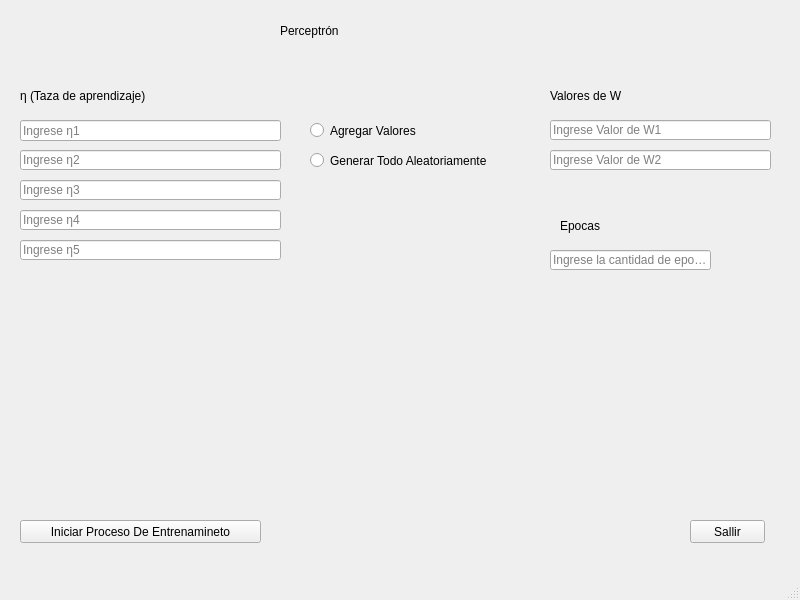
Fercas22/Act1-C3, file Perceptron/view/mainView.ui: the form before one commit.
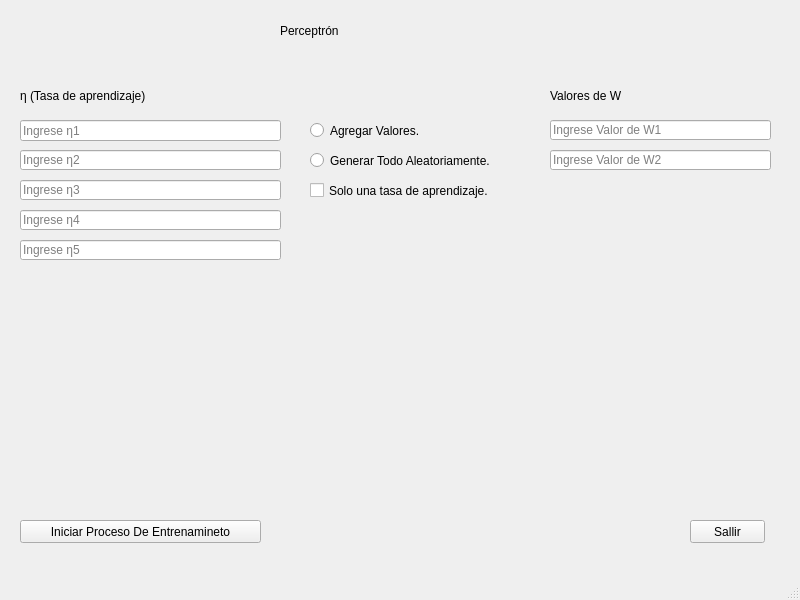
The form after the commit.

The edit to the form file:
```diff
--- a/Perceptron/view/mainView.ui
+++ b/Perceptron/view/mainView.ui
@@ -46,7 +46,7 @@
      <string notr="true">font: 18pt &quot;MS Shell Dlg 2&quot;;</string>
     </property>
     <property name="text">
-     <string>η (Taza de aprendizaje)</string>
+     <string>η (Tasa de aprendizaje)</string>
     </property>
    </widget>
    <widget class="QLineEdit" name="n1">
@@ -191,7 +191,7 @@
      <string notr="true">font: 11pt &quot;MS Shell Dlg 2&quot;;</string>
     </property>
     <property name="text">
-     <string>Generar Todo Aleatoriamente</string>
+     <string>Generar Todo Aleatoriamente.</string>
     </property>
    </widget>
    <widget class="QRadioButton" name="definirValores">
@@ -207,7 +207,7 @@
      <string notr="true">font: 11pt &quot;MS Shell Dlg 2&quot;;</string>
     </property>
     <property name="text">
-     <string>Agregar Valores</string>
+     <string>Agregar Valores.</string>
     </property>
    </widget>
    <widget class="QPushButton" name="btnIniciarProceso">
@@ -256,33 +256,20 @@
      <string/>
     </property>
    </widget>
-   <widget class="QLabel" name="lblEpocas">
+   <widget class="QCheckBox" name="checkNeurona">
     <property name="geometry">
      <rect>
-      <x>560</x>
-      <y>210</y>
-      <width>81</width>
-      <height>31</height>
+      <x>310</x>
+      <y>180</y>
+      <width>221</width>
+      <height>21</height>
      </rect>
     </property>
     <property name="styleSheet">
-     <string notr="true">font: 18pt &quot;MS Shell Dlg 2&quot;;</string>
+     <string notr="true">font: 11pt &quot;MS Shell Dlg 2&quot;;</string>
     </property>
     <property name="text">
-     <string>Epocas</string>
-    </property>
-   </widget>
-   <widget class="QLineEdit" name="epocas">
-    <property name="geometry">
-     <rect>
-      <x>550</x>
-      <y>250</y>
-      <width>161</width>
-      <height>20</height>
-     </rect>
-    </property>
-    <property name="placeholderText">
-     <string>Ingrese la cantidad de epocas</string>
+     <string>Solo una tasa de aprendizaje.</string>
     </property>
    </widget>
   </widget>
```
